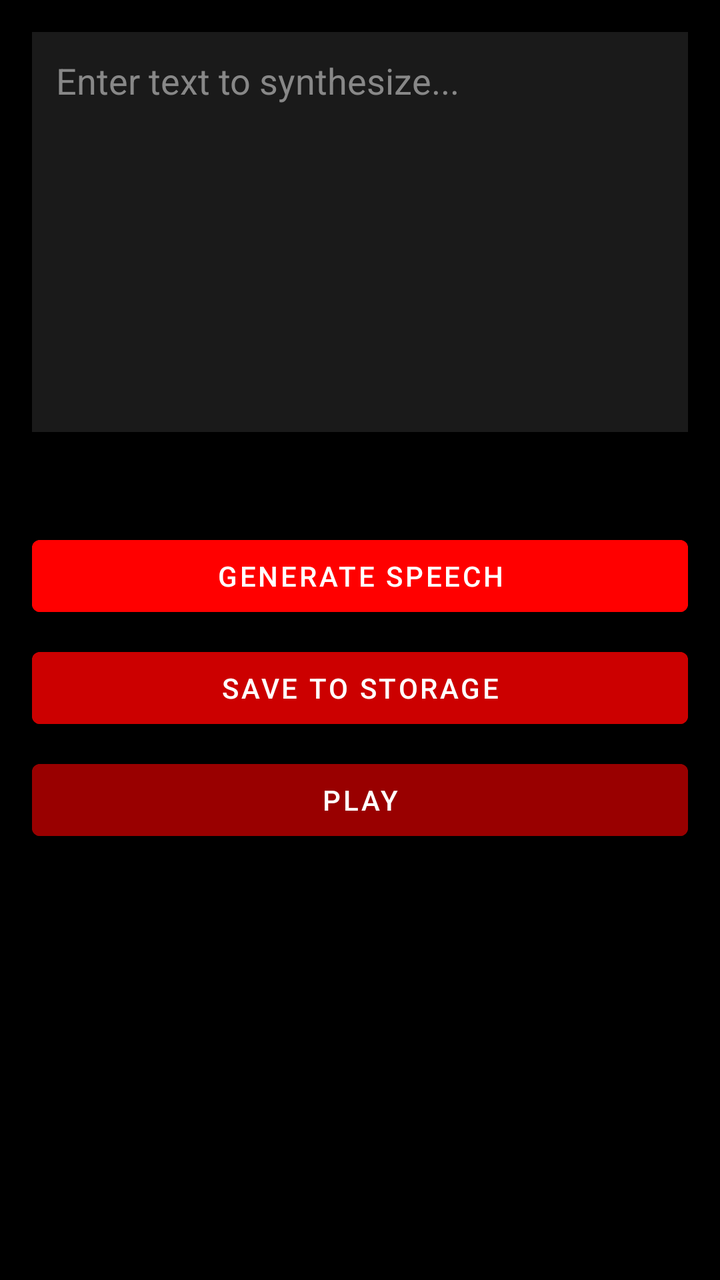
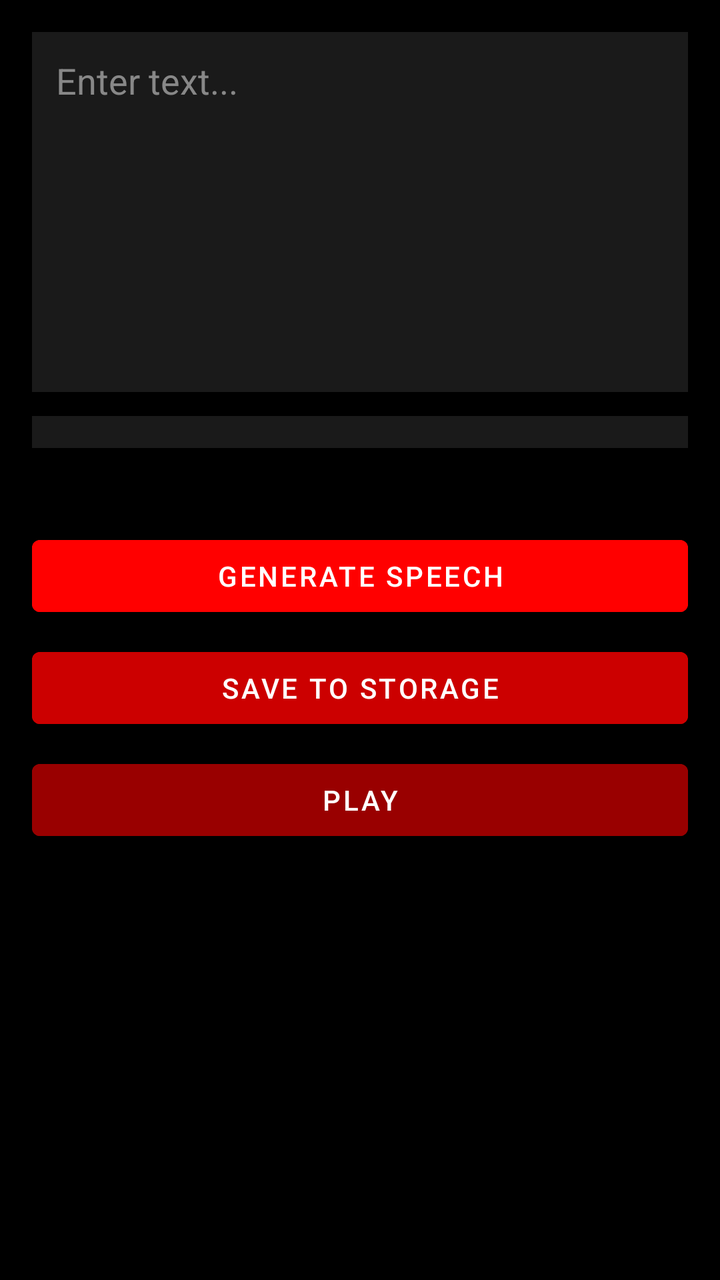

Screens rendered from an Android XML layout before and after an edit, with the pre-edit source and the edit as a unified diff.
<!-- AndroidManifest.xml: application theme Theme.KittenTtsPico -->
<!-- res/layout/activity_main.xml -->
<?xml version="1.0" encoding="utf-8"?>
<androidx.constraintlayout.widget.ConstraintLayout xmlns:android="http://schemas.android.com/apk/res/android"
    xmlns:app="http://schemas.android.com/apk/res-auto"
    android:layout_width="match_parent" android:layout_height="match_parent"
    android:background="#000000" android:padding="16dp">
    <EditText android:id="@+id/editTextInput" android:layout_width="0dp" android:layout_height="200dp"
        android:background="#1A1A1A" android:gravity="top|start" android:hint="Enter text to synthesize..."
        android:inputType="textMultiLine" android:padding="12dp" android:textColor="#FFFFFF" android:textColorHint="#888888"
        app:layout_constraintEnd_toEndOf="parent" app:layout_constraintStart_toStartOf="parent" app:layout_constraintTop_toTopOf="parent"/>
    <ProgressBar android:id="@+id/progressBar" style="?android:attr/progressBarStyleHorizontal"
        android:layout_width="0dp" android:layout_height="wrap_content" android:layout_marginTop="16dp"
        android:max="100" android:progress="0" android:progressTint="#FF0000"
        app:layout_constraintEnd_toEndOf="parent" app:layout_constraintStart_toStartOf="parent" app:layout_constraintTop_toBottomOf="@+id/editTextInput"/>
    <Button android:id="@+id/btnGenerate" android:layout_width="0dp" android:layout_height="wrap_content"
        android:layout_marginTop="16dp" android:backgroundTint="#FF0000" android:text="Generate Speech" android:textColor="#FFFFFF"
        app:layout_constraintEnd_toEndOf="parent" app:layout_constraintStart_toStartOf="parent" app:layout_constraintTop_toBottomOf="@+id/progressBar"/>
    <Button android:id="@+id/btnSave" android:layout_width="0dp" android:layout_height="wrap_content"
        android:layout_marginTop="8dp" android:backgroundTint="#CC0000" android:text="Save to Storage" android:textColor="#FFFFFF"
        app:layout_constraintEnd_toEndOf="parent" app:layout_constraintStart_toStartOf="parent" app:layout_constraintTop_toBottomOf="@+id/btnGenerate"/>
    <Button android:id="@+id/btnPlayPause" android:layout_width="0dp" android:layout_height="wrap_content"
        android:layout_marginTop="8dp" android:backgroundTint="#990000" android:text="Play" android:textColor="#FFFFFF"
        app:layout_constraintEnd_toEndOf="parent" app:layout_constraintStart_toStartOf="parent" app:layout_constraintTop_toBottomOf="@+id/btnSave"/>
</androidx.constraintlayout.widget.ConstraintLayout>
<!-- resources referenced by this layout -->
<resources>
  <style name="Theme.KittenTtsPico" parent="Theme.MaterialComponents.DayNight.NoActionBar">
          <item name="colorPrimary">#FF0000</item>
          <item name="colorPrimaryVariant">#CC0000</item>
          <item name="colorOnPrimary">#FFFFFF</item>
          <item name="android:statusBarColor">#000000</item>
          <item name="android:windowBackground">#000000</item>
          <item name="android:textColor">#FFFFFF</item>
      </style>
</resources>

<!-- the commit's change to res/layout/activity_main.xml (unified diff, before → after) -->
@@ -3,16 +3,19 @@
     xmlns:app="http://schemas.android.com/apk/res-auto"
     android:layout_width="match_parent" android:layout_height="match_parent"
     android:background="#000000" android:padding="16dp">
-    <EditText android:id="@+id/editTextInput" android:layout_width="0dp" android:layout_height="200dp"
-        android:background="#1A1A1A" android:gravity="top|start" android:hint="Enter text to synthesize..."
+    <EditText android:id="@+id/editTextInput" android:layout_width="0dp" android:layout_height="180dp"
+        android:background="#1A1A1A" android:gravity="top|start" android:hint="Enter text..."
         android:inputType="textMultiLine" android:padding="12dp" android:textColor="#FFFFFF" android:textColorHint="#888888"
         app:layout_constraintEnd_toEndOf="parent" app:layout_constraintStart_toStartOf="parent" app:layout_constraintTop_toTopOf="parent"/>
+    <Spinner android:id="@+id/spinnerVoice" android:layout_width="0dp" android:layout_height="wrap_content"
+        android:layout_marginTop="12dp" android:background="#1A1A1A" android:padding="8dp"
+        app:layout_constraintEnd_toEndOf="parent" app:layout_constraintStart_toStartOf="parent" app:layout_constraintTop_toBottomOf="@+id/editTextInput"/>
     <ProgressBar android:id="@+id/progressBar" style="?android:attr/progressBarStyleHorizontal"
-        android:layout_width="0dp" android:layout_height="wrap_content" android:layout_marginTop="16dp"
+        android:layout_width="0dp" android:layout_height="wrap_content" android:layout_marginTop="12dp"
         android:max="100" android:progress="0" android:progressTint="#FF0000"
-        app:layout_constraintEnd_toEndOf="parent" app:layout_constraintStart_toStartOf="parent" app:layout_constraintTop_toBottomOf="@+id/editTextInput"/>
+        app:layout_constraintEnd_toEndOf="parent" app:layout_constraintStart_toStartOf="parent" app:layout_constraintTop_toBottomOf="@+id/spinnerVoice"/>
     <Button android:id="@+id/btnGenerate" android:layout_width="0dp" android:layout_height="wrap_content"
-        android:layout_marginTop="16dp" android:backgroundTint="#FF0000" android:text="Generate Speech" android:textColor="#FFFFFF"
+        android:layout_marginTop="12dp" android:backgroundTint="#FF0000" android:text="Generate Speech" android:textColor="#FFFFFF"
         app:layout_constraintEnd_toEndOf="parent" app:layout_constraintStart_toStartOf="parent" app:layout_constraintTop_toBottomOf="@+id/progressBar"/>
     <Button android:id="@+id/btnSave" android:layout_width="0dp" android:layout_height="wrap_content"
         android:layout_marginTop="8dp" android:backgroundTint="#CC0000" android:text="Save to Storage" android:textColor="#FFFFFF"
<!-- resource entries referenced after the edit -->
@@ -1,12 +1,9 @@
 <!-- resources referenced by this layout -->
 <resources>
   <style name="Theme.KittenTtsPico" parent="Theme.MaterialComponents.DayNight.NoActionBar">
-          <item name="colorPrimary">#FF0000</item>
-          <item name="colorPrimaryVariant">#CC0000</item>
-          <item name="colorOnPrimary">#FFFFFF</item>
-          <item name="android:statusBarColor">#000000</item>
-          <item name="android:windowBackground">#000000</item>
-          <item name="android:textColor">#FFFFFF</item>
+          <item name="colorPrimary">#FF0000</item><item name="colorPrimaryVariant">#CC0000</item>
+          <item name="colorOnPrimary">#FFFFFF</item><item name="android:statusBarColor">#000000</item>
+          <item name="android:windowBackground">#000000</item><item name="android:textColor">#FFFFFF</item>
       </style>
 </resources>
 
